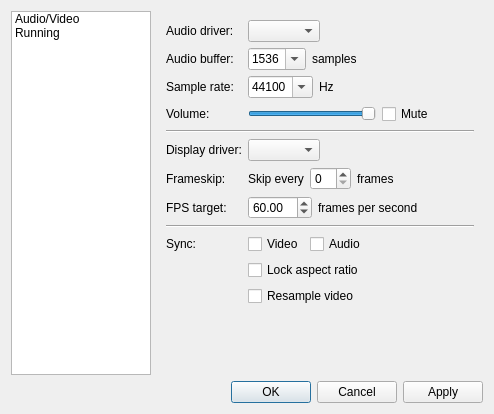
The window that Libretro/mgba/src/platform/qt/SettingsView.ui (kiddreads/Avalon-copy2) describes before a commit, drawn with Qt 5.
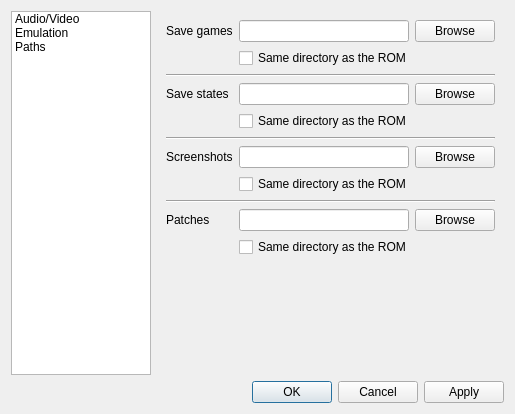
The same window after the commit. The open tabs and pages were chosen to show the change.

Commit message: Qt: Customizable paths for save games, save states, screenshots and patches

The edit to the form file:
```diff
--- a/Libretro/mgba/src/platform/qt/SettingsView.ui
+++ b/Libretro/mgba/src/platform/qt/SettingsView.ui
@@ -6,8 +6,8 @@
    <rect>
     <x>0</x>
     <y>0</y>
-    <width>661</width>
-    <height>459</height>
+    <width>568</width>
+    <height>451</height>
    </rect>
   </property>
   <property name="sizePolicy">
@@ -553,6 +553,198 @@
        </item>
       </layout>
      </widget>
+     <widget class="QWidget" name="page">
+      <layout class="QFormLayout" name="formLayout_3">
+       <property name="fieldGrowthPolicy">
+        <enum>QFormLayout::FieldsStayAtSizeHint</enum>
+       </property>
+       <item row="1" column="0">
+        <widget class="QLabel" name="label_21">
+         <property name="text">
+          <string>Save games</string>
+         </property>
+        </widget>
+       </item>
+       <item row="1" column="1">
+        <layout class="QHBoxLayout" name="horizontalLayout_3">
+         <item>
+          <widget class="QLineEdit" name="savegamePath">
+           <property name="sizePolicy">
+            <sizepolicy hsizetype="Expanding" vsizetype="Fixed">
+             <horstretch>0</horstretch>
+             <verstretch>0</verstretch>
+            </sizepolicy>
+           </property>
+           <property name="minimumSize">
+            <size>
+             <width>170</width>
+             <height>0</height>
+            </size>
+           </property>
+          </widget>
+         </item>
+         <item>
+          <widget class="QPushButton" name="savegameBrowse">
+           <property name="text">
+            <string>Browse</string>
+           </property>
+          </widget>
+         </item>
+        </layout>
+       </item>
+       <item row="2" column="1">
+        <widget class="QCheckBox" name="savegameSameDir">
+         <property name="text">
+          <string>Same directory as the ROM</string>
+         </property>
+        </widget>
+       </item>
+       <item row="3" column="0" colspan="2">
+        <widget class="Line" name="line_7">
+         <property name="orientation">
+          <enum>Qt::Horizontal</enum>
+         </property>
+        </widget>
+       </item>
+       <item row="4" column="0">
+        <widget class="QLabel" name="label_22">
+         <property name="text">
+          <string>Save states</string>
+         </property>
+        </widget>
+       </item>
+       <item row="4" column="1">
+        <layout class="QHBoxLayout" name="horizontalLayout_4">
+         <item>
+          <widget class="QLineEdit" name="savestatePath">
+           <property name="sizePolicy">
+            <sizepolicy hsizetype="Expanding" vsizetype="Fixed">
+             <horstretch>0</horstretch>
+             <verstretch>0</verstretch>
+            </sizepolicy>
+           </property>
+           <property name="minimumSize">
+            <size>
+             <width>170</width>
+             <height>0</height>
+            </size>
+           </property>
+          </widget>
+         </item>
+         <item>
+          <widget class="QPushButton" name="savestateBrowse">
+           <property name="text">
+            <string>Browse</string>
+           </property>
+          </widget>
+         </item>
+        </layout>
+       </item>
+       <item row="5" column="1">
+        <widget class="QCheckBox" name="savestateSameDir">
+         <property name="text">
+          <string>Same directory as the ROM</string>
+         </property>
+        </widget>
+       </item>
+       <item row="6" column="0" colspan="2">
+        <widget class="Line" name="line_6">
+         <property name="orientation">
+          <enum>Qt::Horizontal</enum>
+         </property>
+        </widget>
+       </item>
+       <item row="7" column="0">
+        <widget class="QLabel" name="label_23">
+         <property name="text">
+          <string>Screenshots</string>
+         </property>
+        </widget>
+       </item>
+       <item row="7" column="1">
+        <layout class="QHBoxLayout" name="horizontalLayout_7">
+         <item>
+          <widget class="QLineEdit" name="screenshotPath">
+           <property name="sizePolicy">
+            <sizepolicy hsizetype="Expanding" vsizetype="Fixed">
+             <horstretch>0</horstretch>
+             <verstretch>0</verstretch>
+            </sizepolicy>
+           </property>
+           <property name="minimumSize">
+            <size>
+             <width>170</width>
+             <height>0</height>
+            </size>
+           </property>
+          </widget>
+         </item>
+         <item>
+          <widget class="QPushButton" name="screenshotBrowse">
+           <property name="text">
+            <string>Browse</string>
+           </property>
+          </widget>
+         </item>
+        </layout>
+       </item>
+       <item row="8" column="1">
+        <widget class="QCheckBox" name="screenshotSameDir">
+         <property name="text">
+          <string>Same directory as the ROM</string>
+         </property>
+        </widget>
+       </item>
+       <item row="9" column="0" colspan="2">
+        <widget class="Line" name="line_15">
+         <property name="orientation">
+          <enum>Qt::Horizontal</enum>
+         </property>
+        </widget>
+       </item>
+       <item row="10" column="0">
+        <widget class="QLabel" name="label_47">
+         <property name="text">
+          <string>Patches</string>
+         </property>
+        </widget>
+       </item>
+       <item row="10" column="1">
+        <layout class="QHBoxLayout" name="horizontalLayout_26">
+         <item>
+          <widget class="QLineEdit" name="patchPath">
+           <property name="sizePolicy">
+            <sizepolicy hsizetype="Expanding" vsizetype="Fixed">
+             <horstretch>0</horstretch>
+             <verstretch>0</verstretch>
+            </sizepolicy>
+           </property>
+           <property name="minimumSize">
+            <size>
+             <width>170</width>
+             <height>0</height>
+            </size>
+           </property>
+          </widget>
+         </item>
+         <item>
+          <widget class="QPushButton" name="patchBrowse">
+           <property name="text">
+            <string>Browse</string>
+           </property>
+          </widget>
+         </item>
+        </layout>
+       </item>
+       <item row="11" column="1">
+        <widget class="QCheckBox" name="patchSameDir">
+         <property name="text">
+          <string>Same directory as the ROM</string>
+         </property>
+        </widget>
+       </item>
+      </layout>
+     </widget>
     </widget>
    </item>
    <item row="1" column="0">
@@ -576,7 +768,12 @@
      </item>
      <item>
       <property name="text">
-       <string>Running</string>
+       <string>Emulation</string>
+      </property>
+     </item>
+     <item>
+      <property name="text">
+       <string>Paths</string>
       </property>
      </item>
     </widget>
```
Left out of the diff: 67 changed lines with no effect on the pictures. The commit also changes 15 other files.
